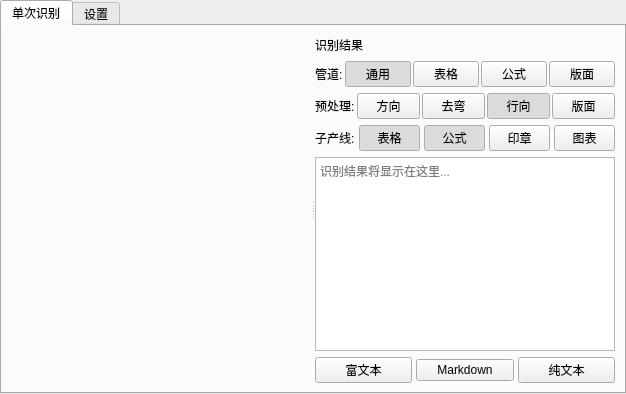
This is src/vibeocr/ui/main_window.ui in FelixJI/VibeOCR as Qt 5 draws it before an edit. The edited form follows.
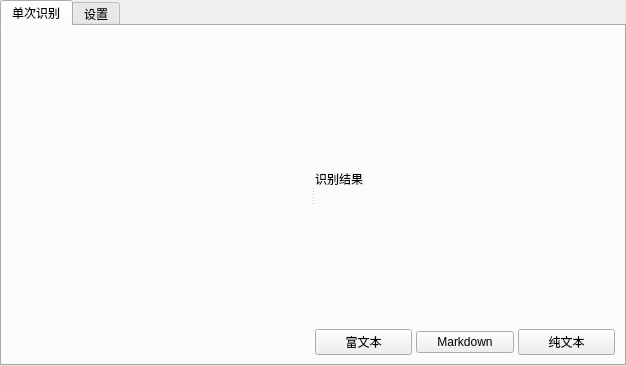
This is the edited form. Custom widgets are drawn as their Qt base class.

Commit message:
feat(ui): 添加批量识别标签页和主窗口批量识别功能
- 实现批量识别标签页，采用三栏布局：文件列表 | 文件预览 | 识别结果
- 添加批量识别工作线程，支持进度跟踪和文件状态更新
- 在主窗口中集成批量识别标签页，并实现布局管理器状态保存
- 添加开始识别、取消操作、导出当前/全部结果等功能
- 实现文件预览与结果面板的双向高亮联动
- 添加批量识别进度显示和状态管理机制

```diff
--- a/src/vibeocr/ui/main_window.ui
+++ b/src/vibeocr/ui/main_window.ui
@@ -103,322 +103,6 @@
             </item>
            </layout>
           </item>
-          <item>
-           <layout class="QHBoxLayout" name="pipelineLayout">
-            <property name="spacing">
-             <number>2</number>
-            </property>
-            <item>
-             <widget class="QLabel" name="labelPipeline">
-              <property name="text">
-               <string>管道:</string>
-              </property>
-             </widget>
-            </item>
-            <item>
-             <widget class="QPushButton" name="btnPipelineOCR">
-              <property name="toolTip">
-               <string>识别图片中的文字内容</string>
-              </property>
-              <property name="text">
-               <string>通用</string>
-              </property>
-              <property name="checkable">
-               <bool>true</bool>
-              </property>
-              <property name="checked">
-               <bool>true</bool>
-              </property>
-              <property name="autoExclusive">
-               <bool>true</bool>
-              </property>
-             </widget>
-            </item>
-            <item>
-             <widget class="QPushButton" name="btnPipelineTable">
-              <property name="toolTip">
-               <string>识别表格结构，输出 HTML 格式</string>
-              </property>
-              <property name="text">
-               <string>表格</string>
-              </property>
-              <property name="checkable">
-               <bool>true</bool>
-              </property>
-              <property name="checked">
-               <bool>false</bool>
-              </property>
-              <property name="autoExclusive">
-               <bool>true</bool>
-              </property>
-             </widget>
-            </item>
-            <item>
-             <widget class="QPushButton" name="btnPipelineFormula">
-              <property name="toolTip">
-               <string>识别数学公式，输出 LaTeX 格式</string>
-              </property>
-              <property name="text">
-               <string>公式</string>
-              </property>
-              <property name="checkable">
-               <bool>true</bool>
-              </property>
-              <property name="checked">
-               <bool>false</bool>
-              </property>
-              <property name="autoExclusive">
-               <bool>true</bool>
-              </property>
-             </widget>
-            </item>
-            <item>
-             <widget class="QPushButton" name="btnPipelineStructure">
-              <property name="toolTip">
-               <string>解析文档版面，支持表格、公式等子产线</string>
-              </property>
-              <property name="text">
-               <string>版面</string>
-              </property>
-              <property name="checkable">
-               <bool>true</bool>
-              </property>
-              <property name="checked">
-               <bool>false</bool>
-              </property>
-              <property name="autoExclusive">
-               <bool>true</bool>
-              </property>
-             </widget>
-            </item>
-            <item>
-             <spacer name="horizontalSpacerPipeline">
-              <property name="orientation">
-               <enum>Qt::Horizontal</enum>
-              </property>
-              <property name="sizeHint" stdset="0">
-               <size>
-                <width>40</width>
-                <height>20</height>
-               </size>
-              </property>
-             </spacer>
-            </item>
-           </layout>
-          </item>
-          <item>
-           <layout class="QHBoxLayout" name="preprocessLayout">
-            <property name="spacing">
-             <number>2</number>
-            </property>
-            <item>
-             <widget class="QLabel" name="labelPreprocess">
-              <property name="text">
-               <string>预处理:</string>
-              </property>
-             </widget>
-            </item>
-            <item>
-             <widget class="QPushButton" name="btnOrient">
-              <property name="toolTip">
-               <string>文档方向分类：自动检测并矫正 0°/90°/180°/270° 旋转</string>
-              </property>
-              <property name="text">
-               <string>方向</string>
-              </property>
-              <property name="checkable">
-               <bool>true</bool>
-              </property>
-              <property name="checked">
-               <bool>false</bool>
-              </property>
-             </widget>
-            </item>
-            <item>
-             <widget class="QPushButton" name="btnUnwarp">
-              <property name="toolTip">
-               <string>文档去弯曲：矫正拍摄/扫描过程中的几何扭曲</string>
-              </property>
-              <property name="text">
-               <string>去弯</string>
-              </property>
-              <property name="checkable">
-               <bool>true</bool>
-              </property>
-              <property name="checked">
-               <bool>false</bool>
-              </property>
-             </widget>
-            </item>
-            <item>
-             <widget class="QPushButton" name="btnTextline">
-              <property name="toolTip">
-               <string>文本行方向：检测并矫正文本行的旋转角度（仅通用 OCR）</string>
-              </property>
-              <property name="text">
-               <string>行向</string>
-              </property>
-              <property name="checkable">
-               <bool>true</bool>
-              </property>
-              <property name="checked">
-               <bool>true</bool>
-              </property>
-             </widget>
-            </item>
-            <item>
-             <widget class="QPushButton" name="btnLayout">
-              <property name="toolTip">
-               <string>版面检测：检测表格/公式区域（仅表格和公式管道）</string>
-              </property>
-              <property name="text">
-               <string>版面</string>
-              </property>
-              <property name="checkable">
-               <bool>true</bool>
-              </property>
-              <property name="checked">
-               <bool>false</bool>
-              </property>
-             </widget>
-            </item>
-            <item>
-             <spacer name="horizontalSpacerPreprocess">
-              <property name="orientation">
-               <enum>Qt::Horizontal</enum>
-              </property>
-              <property name="sizeHint" stdset="0">
-               <size>
-                <width>40</width>
-                <height>20</height>
-               </size>
-              </property>
-             </spacer>
-            </item>
-           </layout>
-          </item>
-          <item>
-           <widget class="QWidget" name="subPipelineOptions" native="true">
-            <property name="visible">
-             <bool>false</bool>
-            </property>
-            <layout class="QVBoxLayout" name="subPipelineLayout">
-             <property name="leftMargin">
-              <number>0</number>
-             </property>
-             <property name="topMargin">
-              <number>0</number>
-             </property>
-             <property name="rightMargin">
-              <number>0</number>
-             </property>
-             <property name="bottomMargin">
-              <number>0</number>
-             </property>
-             <property name="spacing">
-              <number>4</number>
-             </property>
-             <item>
-              <layout class="QHBoxLayout" name="ppStructureLayout">
-               <item>
-                <widget class="QLabel" name="labelSubPipelines">
-                 <property name="text">
-                  <string>子产线:</string>
-                 </property>
-                </widget>
-               </item>
-               <item>
-                <widget class="QPushButton" name="btnSubTable">
-                 <property name="toolTip">
-                  <string>启用表格识别子产线</string>
-                 </property>
-                 <property name="text">
-                  <string>表格</string>
-                 </property>
-                 <property name="checkable">
-                  <bool>true</bool>
-                 </property>
-                 <property name="checked">
-                  <bool>true</bool>
-                 </property>
-                </widget>
-               </item>
-               <item>
-                <widget class="QPushButton" name="btnSubFormula">
-                 <property name="toolTip">
-                  <string>启用公式识别子产线</string>
-                 </property>
-                 <property name="text">
-                  <string>公式</string>
-                 </property>
-                 <property name="checkable">
-                  <bool>true</bool>
-                 </property>
-                 <property name="checked">
-                  <bool>true</bool>
-                 </property>
-                </widget>
-               </item>
-               <item>
-                <widget class="QPushButton" name="btnSubSeal">
-                 <property name="toolTip">
-                  <string>启用印章识别子产线</string>
-                 </property>
-                 <property name="text">
-                  <string>印章</string>
-                 </property>
-                 <property name="checkable">
-                  <bool>true</bool>
-                 </property>
-                 <property name="checked">
-                  <bool>false</bool>
-                 </property>
-                </widget>
-               </item>
-               <item>
-                <widget class="QPushButton" name="btnSubChart">
-                 <property name="toolTip">
-                  <string>启用图表识别子产线</string>
-                 </property>
-                 <property name="text">
-                  <string>图表</string>
-                 </property>
-                 <property name="checkable">
-                  <bool>true</bool>
-                 </property>
-                 <property name="checked">
-                  <bool>false</bool>
-                 </property>
-                </widget>
-               </item>
-               <item>
-                <spacer name="horizontalSpacerSub">
-                 <property name="orientation">
-                  <enum>Qt::Horizontal</enum>
-                 </property>
-                 <property name="sizeHint" stdset="0">
-                  <size>
-                   <width>40</width>
-                   <height>20</height>
-                  </size>
-                 </property>
-                </spacer>
-               </item>
-              </layout>
-             </item>
-            </layout>
-           </widget>
-          </item>
-          <item>
-           <widget class="QTextEdit" name="textResult">
-            <property name="readOnly">
-             <bool>false</bool>
-            </property>
-            <property name="placeholderText">
-             <string>识别结果将显示在这里...</string>
-            </property>
-           </widget>
-          </item>
           <item>
            <layout class="QHBoxLayout" name="copyButtonsLayout">
             <property name="spacing">
```
The commit also changes 5 other files.
